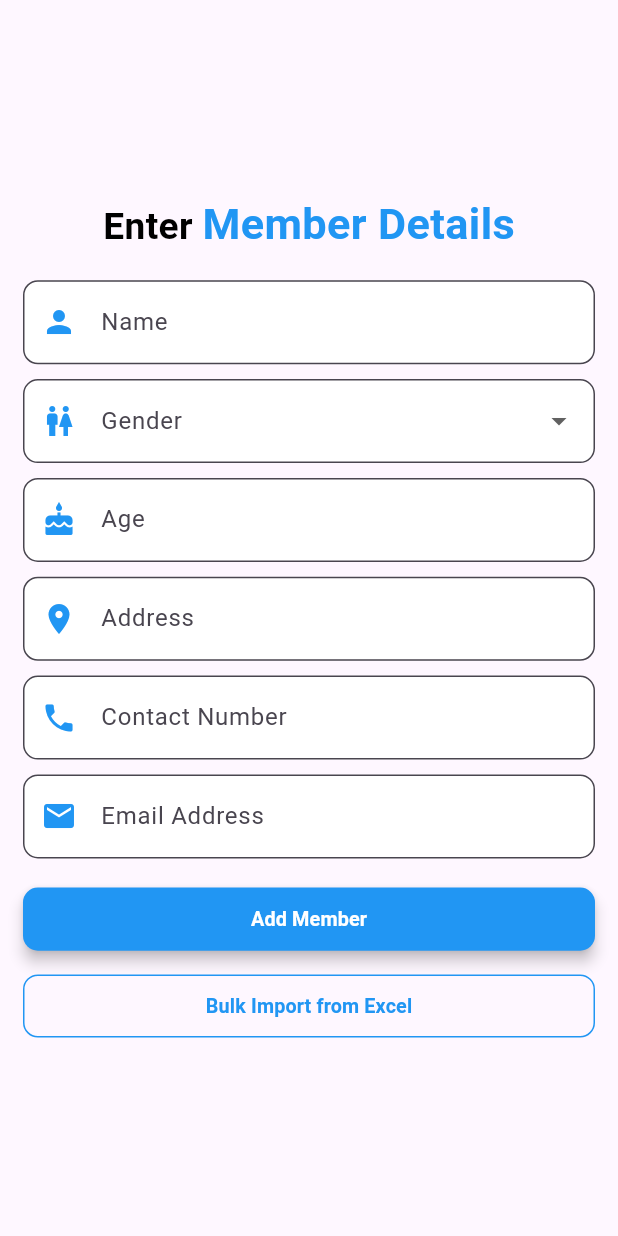
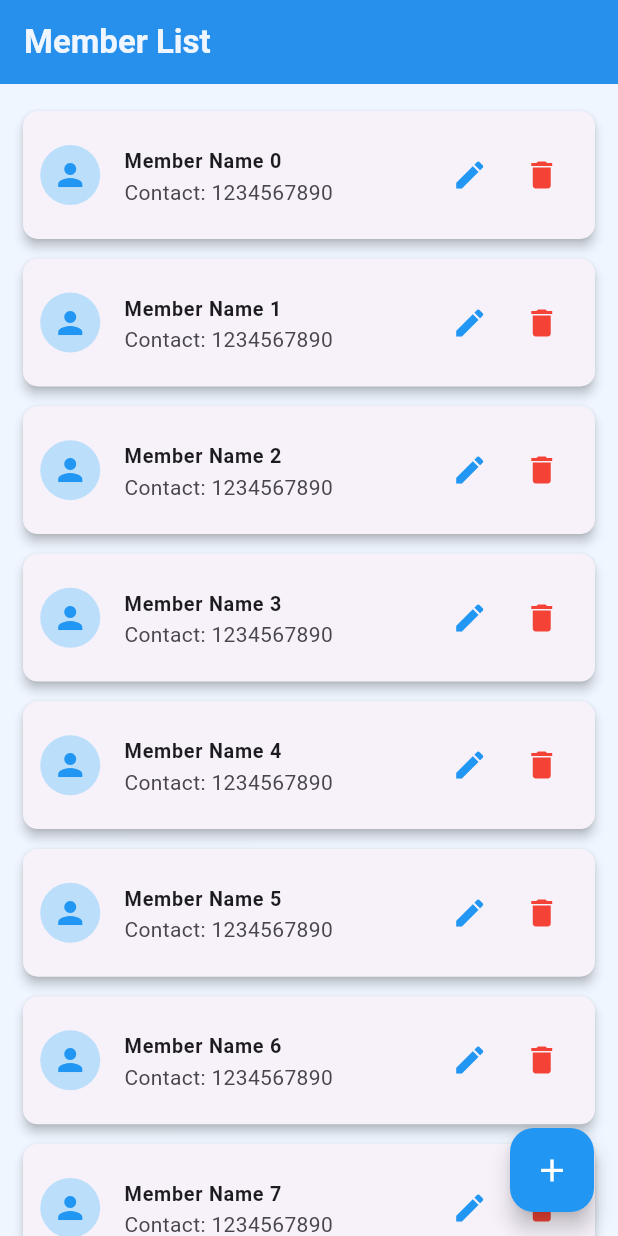
Before and after one commit to shahrukhv5/AiQure, a Flutter app: the AddMemberScreen screen opened directly, after a tap on "Add Member", on a phone screen of 412 x 824 dp. Run offline on Flutter 3.47's test engine with Material 3 defaults, Android fonts, the phone set to English and light mode, and no system bars; our stand-ins replace flutter_screenutil, lottie, page_transition.

Commit message:
add member list page added

```diff
--- a/lib/main.dart
+++ b/lib/main.dart
@@ -1,4 +1,3 @@
-// import 'package:aiqure/SplashScreen/splash%20_screen.dart';
 import 'package:aiqure/views/SplashScreen/splash%20_screen.dart';
 import 'package:flutter/material.dart';
 import 'package:flutter_screenutil/flutter_screenutil.dart';
@@ -17,6 +16,12 @@ class MyApp extends StatelessWidget {
       builder: (context,child){
         return MaterialApp(
           debugShowCheckedModeBanner: false,
+          theme: ThemeData(
+            pageTransitionsTheme: PageTransitionsTheme(builders: {
+              TargetPlatform.android: CupertinoPageTransitionsBuilder(),
+              TargetPlatform.iOS: CupertinoPageTransitionsBuilder(),
+            }),
+          ),
           home: SplashScreen(),
         );
       },
--- a/lib/views/AddMemberScreen/add_member_screen.dart
+++ b/lib/views/AddMemberScreen/add_member_screen.dart
@@ -1,53 +1,4 @@
-// import 'package:flutter/material.dart';
-//
-// class AddMemberScreen extends StatelessWidget {
-//   @override
-//   Widget build(BuildContext context) {
-//     return Scaffold(
-//       appBar: AppBar(title: Text("Add Member")),
-//       body: Padding(
-//         padding: EdgeInsets.all(16.0),
-//         child: Column(
-//           mainAxisAlignment: MainAxisAlignment.center,
-//           children: [
-//             TextField(
-//               decoration: InputDecoration(labelText: "Name"),
-//             ),
-//             TextField(
-//               decoration: InputDecoration(labelText: "Gender"),
-//             ),
-//             TextField(
-//               decoration: InputDecoration(labelText: "Age"),
-//               keyboardType: TextInputType.number,
-//             ),
-//             TextField(
-//               decoration: InputDecoration(labelText: "Address"),
-//             ),
-//             TextField(
-//               decoration: InputDecoration(labelText: "Contact Number"),
-//               keyboardType: TextInputType.phone,
-//             ),
-//             TextField(
-//               decoration: InputDecoration(labelText: "Email Address"),
-//               keyboardType: TextInputType.emailAddress,
-//             ),
-//             SizedBox(height: 20),
-//             ElevatedButton(
-//               onPressed: () {},
-//               child: Text("Add Member"),
-//             ),
-//             SizedBox(height: 20),
-//             ElevatedButton(
-//               onPressed: () {},
-//               child: Text("Bulk Import from Excel"),
-//             ),
-//           ],
-//         ),
-//       ),
-//     );
-//   }
-// }
-
+import 'package:aiqure/views/MemberListScreen/member_list_screen.dart';
 import 'package:flutter/material.dart';
 import 'package:flutter_screenutil/flutter_screenutil.dart';
 
@@ -57,16 +8,17 @@ class AddMemberScreen extends StatefulWidget {
 }
 
 class _AddMemberScreenState extends State<AddMemberScreen> {
-  String? selectedGender; // Store selected gender
+  String? selectedGender;
 
   @override
   Widget build(BuildContext context) {
     return SafeArea(
       child: Scaffold(
+        backgroundColor: const Color(0xFFEFF6FF),
         body: Center(
           child: Padding(
             padding: EdgeInsets.all(16.w),
-            child: SingleChildScrollView( // Allows scrolling on smaller screens
+            child: SingleChildScrollView(
               child: Column(
                 crossAxisAlignment: CrossAxisAlignment.center,
                 children: [
@@ -118,12 +70,13 @@ class _AddMemberScreenState extends State<AddMemberScreen> {
                       fillColor: Colors.white,
                     ),
                     value: selectedGender,
-                    items: ["Male", "Female", "Other"].map((gender) {
-                      return DropdownMenuItem(
-                        value: gender,
-                        child: Text(gender),
-                      );
-                    }).toList(),
+                    items:
+                        ["Male", "Female", "Other"].map((gender) {
+                          return DropdownMenuItem(
+                            value: gender,
+                            child: Text(gender),
+                          );
+                        }).toList(),
                     onChanged: (value) {
                       setState(() {
                         selectedGender = value;
@@ -146,7 +99,6 @@ class _AddMemberScreenState extends State<AddMemberScreen> {
                     keyboardType: TextInputType.number,
                   ),
                   SizedBox(height: 12.h),
-
                   // Address Field
                   TextField(
                     decoration: InputDecoration(
@@ -160,7 +112,6 @@ class _AddMemberScreenState extends State<AddMemberScreen> {
                     ),
                   ),
                   SizedBox(height: 12.h),
-
                   // Contact Number Field
                   TextField(
                     decoration: InputDecoration(
@@ -195,7 +146,14 @@ class _AddMemberScreenState extends State<AddMemberScreen> {
                   SizedBox(
                     width: double.infinity,
                     child: ElevatedButton(
-                      onPressed: () {},
+                      onPressed: () {
+                        Navigator.push(
+                          context,
+                          MaterialPageRoute(
+                            builder: (context) => MemberListScreen(),
+                          ),
+                        );
+                      },
                       style: ElevatedButton.styleFrom(
                         backgroundColor: Colors.blue,
                         foregroundColor: Colors.white,
@@ -207,7 +165,10 @@ class _AddMemberScreenState extends State<AddMemberScreen> {
                       ),
                       child: Text(
                         "Add Member",
-                        style: TextStyle(fontSize: 16.sp, fontWeight: FontWeight.bold),
+                        style: TextStyle(
+                          fontSize: 16.sp,
+                          fontWeight: FontWeight.bold,
+                        ),
                       ),
                     ),
                   ),
@@ -228,7 +189,10 @@ class _AddMemberScreenState extends State<AddMemberScreen> {
                       ),
                       child: Text(
                         "Bulk Import from Excel",
-                        style: TextStyle(fontSize: 16.sp, fontWeight: FontWeight.bold),
+                        style: TextStyle(
+                          fontSize: 16.sp,
+                          fontWeight: FontWeight.bold,
+                        ),
                       ),
                     ),
                   ),
--- /dev/null
+++ b/lib/views/MemberListScreen/member_list_screen.dart
@@ -0,0 +1,80 @@
+import 'package:flutter/material.dart';
+import 'package:flutter_screenutil/flutter_screenutil.dart';
+import '../AddMemberScreen/add_member_screen.dart';
+
+class MemberListScreen extends StatefulWidget {
+  @override
+  State<MemberListScreen> createState() => _MemberListScreenState();
+}
+
+class _MemberListScreenState extends State<MemberListScreen> {
+  @override
+  Widget build(BuildContext context) {
+    return Scaffold(
+      backgroundColor: Color(0xFFEFF6FF),
+      appBar: AppBar(
+        title: Text("Member List",
+        style: TextStyle(color: Color(0xFFEFF6FF),
+        fontWeight: FontWeight.bold),
+        ),
+        automaticallyImplyLeading: false,
+        backgroundColor: Colors.blue, //
+        elevation: 4, //
+      ),
+      body: ListView.builder(
+        padding: EdgeInsets.all(12.w),
+        itemCount: 10, // Replace with actual data count
+        itemBuilder: (context, index) {
+          return Card(
+            elevation: 3,
+            margin: EdgeInsets.symmetric(vertical: 8.h, horizontal: 4.w),
+            shape: RoundedRectangleBorder(
+              borderRadius: BorderRadius.circular(12.r),
+            ),
+            child: ListTile(
+              contentPadding: EdgeInsets.symmetric(vertical: 8.h, horizontal: 12.w),
+              leading: CircleAvatar(
+                backgroundColor: Colors.blue[100],
+                child: Icon(Icons.person, color: Colors.blue),
+              ),
+              title: Text(
+                "Member Name $index",
+                style: TextStyle(fontSize: 16.sp, fontWeight: FontWeight.bold),
+              ),
+              subtitle: Text("Contact: 1234567890"),
+              trailing: Row(
+                mainAxisSize: MainAxisSize.min,
+                children: [
+                  IconButton(
+                    icon: Icon(Icons.edit, color: Colors.blue),
+                    onPressed: () {
+                      // edit functionality
+                    },
+                  ),
+                  IconButton(
+                    icon: Icon(Icons.delete, color: Colors.red),
+                    onPressed: () {
+                      //delete functionality
+                    },
+                  ),
+                ],
+              ),
+            ),
+          );
+        },
+      ),
+
+      floatingActionButton: FloatingActionButton(
+        onPressed: () {
+          Navigator.pushReplacement(
+            context,
+            MaterialPageRoute(builder: (context) => AddMemberScreen()),
+          );
+        },
+        backgroundColor: Colors.blue,
+        elevation: 6,
+        child: Icon(Icons.add, size: 30.sp, color: Colors.white),
+      ),
+    );
+  }
+}
```
